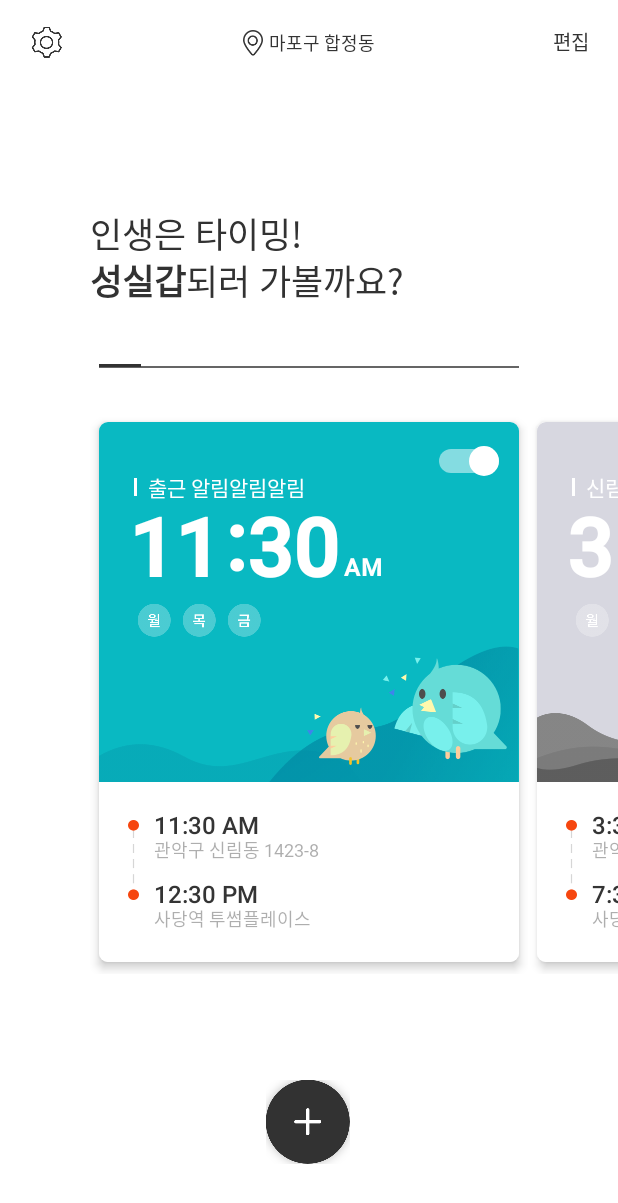
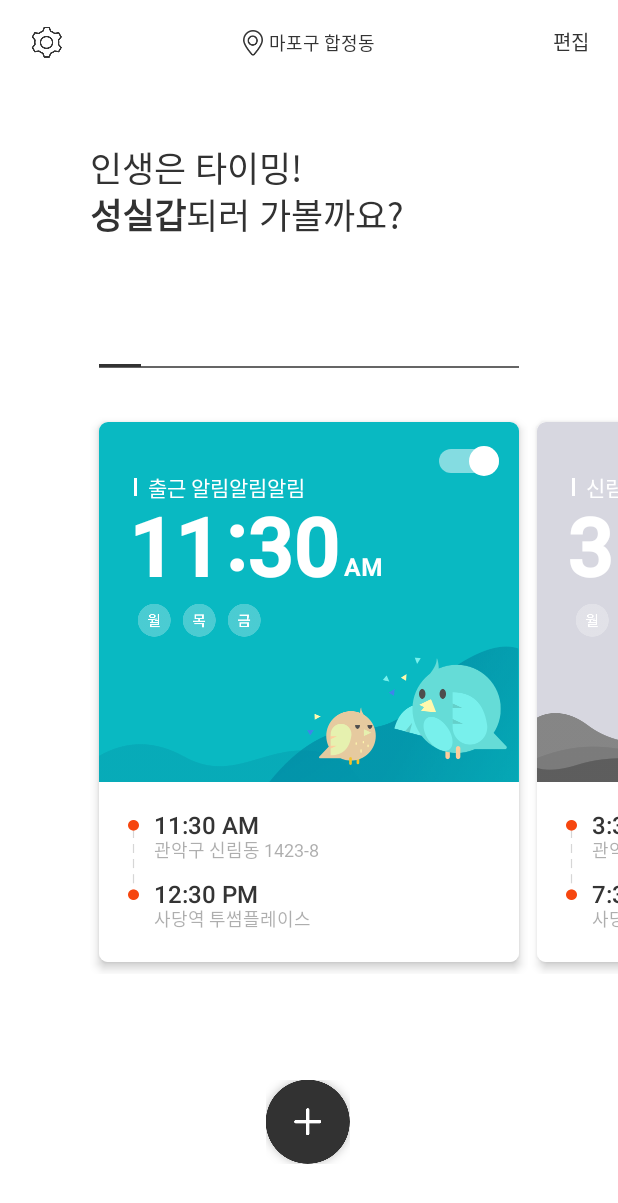
Before and after one commit to Nexters/TickTock-android, an Android app: the screen it shows after launch (CardActivity), on a phone screen of 412 x 824 dp. Shown: the top 1203 px of the screen. Run offline under Robolectric (Android 15) with nearby library versions, the phone set to English and light mode, and no system bars; our stand-ins replace Room's generated code; Roboto replaces fonts that are not available here.

Commit message:
메인 페이지 구현 완료

```diff
--- a/app/src/main/java/com/nexters/ticktock/CardActivity.kt
+++ b/app/src/main/java/com/nexters/ticktock/CardActivity.kt
@@ -208,7 +208,7 @@ class CardActivity : AppCompatActivity() {
             if (cardRecyclerViewAdapter.isEditPhase) {
                 mainEditPhaseBGtFilterImg.invisible(MAIN_TOGGLE_DURATION)
                 mainWord.visible(MAIN_TOGGLE_DURATION)
-                deleteCheckMessageText.visibility = View.INVISIBLE
+                deleteCheckMessageText.invisible(MAIN_TOGGLE_DURATION)
                 cardRecyclerViewAdapter.isEditPhase = false
             }
         }
@@ -227,8 +227,6 @@ class CardActivity : AppCompatActivity() {
                 override fun onScrolled(recyclerView: RecyclerView, dx: Int, dy: Int) {
                     val snapPosition = snapHelper.getAdapterSnapPosition()
                     val snapPositionChanged = this.snapPosition != snapPosition
-
-                    Log.d("TTTTT", "TEST")
 
                     if (snapPositionChanged) {
 
--- a/app/src/main/java/com/nexters/ticktock/dao/TickTockDatabase.kt
+++ b/app/src/main/java/com/nexters/ticktock/dao/TickTockDatabase.kt
@@ -1,25 +1,25 @@
-//package com.nexters.ticktock.dao
-//
-//import android.arch.persistence.room.Database
-//import android.arch.persistence.room.Room
-//import android.arch.persistence.room.RoomDatabase
-//import android.arch.persistence.room.TypeConverters
-//import android.content.Context
-//import com.nexters.ticktock.dao.converter.DayConverter
-//import com.nexters.ticktock.dao.converter.TickTockColorConverter
-//import com.nexters.ticktock.model.entity.Alarm
-//import com.nexters.ticktock.model.entity.Step
-//import com.nexters.ticktock.utils.SingletonHolder
-//
-//@Database(entities = [Alarm::class, Step::class], version = 1)
-//@TypeConverters(DayConverter::class, TickTockColorConverter::class)
-//abstract class TickTockDatabase : RoomDatabase() {
-//    abstract fun alarmDao(): AlarmDao
-//    abstract fun stepDao(): StepDao
-//
-//    companion object : SingletonHolder<TickTockDatabase, Context> ({
-//        Room.databaseBuilder(it.applicationContext,
-//                TickTockDatabase::class.java, "ticktock.db")
-//                .build()
-//    })
-//}
+package com.nexters.ticktock.dao
+
+import android.arch.persistence.room.Database
+import android.arch.persistence.room.Room
+import android.arch.persistence.room.RoomDatabase
+import android.arch.persistence.room.TypeConverters
+import android.content.Context
+import com.nexters.ticktock.dao.converter.DayConverter
+import com.nexters.ticktock.dao.converter.TickTockColorConverter
+import com.nexters.ticktock.model.entity.Alarm
+import com.nexters.ticktock.model.entity.Step
+import com.nexters.ticktock.utils.SingletonHolder
+
+@Database(entities = [Alarm::class, Step::class], version = 1)
+@TypeConverters(DayConverter::class, TickTockColorConverter::class)
+abstract class TickTockDatabase : RoomDatabase() {
+    abstract fun alarmDao(): AlarmDao
+    abstract fun stepDao(): StepDao
+
+    companion object : SingletonHolder<TickTockDatabase, Context> ({
+        Room.databaseBuilder(it.applicationContext,
+                TickTockDatabase::class.java, "ticktock.db")
+                .build()
+    })
+}
--- a/app/src/main/res/layout/activity_card.xml
+++ b/app/src/main/res/layout/activity_card.xml
@@ -6,10 +6,9 @@
         android:layout_width="match_parent"
         android:layout_height="match_parent"
         tools:context=".CardActivity"
-        android:background="@drawable/card_transition_drawable" android:animateLayoutChanges="true"
+        android:background="@drawable/card_transition_drawable"
         android:id="@+id/activityCardLayout"
 >
-
 
     <android.support.constraint.ConstraintLayout
             android:layout_width="0dp"
@@ -82,22 +81,9 @@
             app:layout_constraintStart_toStartOf="parent"
             app:layout_constraintBottom_toBottomOf="parent"
             android:layout_marginBottom="48dp"
-            android:layout_marginTop="612dp" app:layout_constraintHorizontal_bias="0.498"
-            app:layout_constraintTop_toTopOf="parent" app:layout_constraintVertical_bias="1.0"/>
-    <TextView
-            android:text="@string/requireNewCard"
-            android:layout_width="wrap_content"
-            android:layout_height="wrap_content" android:id="@+id/requireNewCardTxt"
-            android:layout_marginTop="86dp"
-            app:layout_constraintTop_toTopOf="parent" app:layout_constraintStart_toStartOf="parent"
-            android:textSize="24sp"
-            android:textColor="@color/colorBlack"
-            android:lineSpacingExtra="8sp"
-            android:layout_marginStart="60dp" android:visibility="invisible"
-            app:layout_constraintBottom_toBottomOf="parent" android:layout_marginBottom="568dp"
-            app:layout_constraintEnd_toEndOf="parent"
-            app:layout_constraintHorizontal_bias="0.0"
-            android:includeFontPadding="false"/>
+            app:layout_constraintHorizontal_bias="0.498"
+            app:layout_constraintVertical_bias="1.0" app:layout_constraintTop_toBottomOf="@+id/recyclerView"
+            android:layout_marginTop="40dp"/>
     <ImageView
             android:layout_width="0dp"
             android:layout_height="0dp" app:srcCompat="@drawable/new_card_img"
@@ -106,20 +92,6 @@
             app:layout_constraintEnd_toEndOf="parent"
             android:visibility="invisible" app:layout_constraintBottom_toBottomOf="parent"
             android:layout_marginBottom="237dp" android:layout_marginStart="43dp" android:layout_marginEnd="42dp"/>
-    <TextView
-            android:textSize="23sp"
-            android:textColor="#323232"
-            android:lineSpacingExtra="-3sp"
-            android:layout_width="wrap_content"
-            android:layout_height="wrap_content"
-            android:id="@+id/mainWord" android:layout_marginTop="86dp"
-            app:layout_constraintTop_toTopOf="parent" app:layout_constraintStart_toStartOf="parent"
-            android:layout_marginStart="60dp"
-            android:includeFontPadding="false"
-            android:text="@string/header1" android:fontFamily="@font/noto_sans_cjk_kr_light"
-            android:layout_marginBottom="568dp" app:layout_constraintBottom_toBottomOf="parent"
-            app:layout_constraintEnd_toEndOf="parent"
-            app:layout_constraintHorizontal_bias="0.0"/>
     <ImageView
             android:layout_width="0dp"
             android:layout_height="0dp" app:srcCompat="@color/mainEditPhaseBGColor"
@@ -127,15 +99,49 @@
             app:layout_constraintEnd_toEndOf="parent"
             app:layout_constraintStart_toStartOf="parent" app:layout_constraintBottom_toBottomOf="parent"
             android:visibility="invisible"/>
+    <android.support.constraint.ConstraintLayout
+            android:layout_width="292dp"
+            android:layout_height="wrap_content"
+            app:layout_constraintStart_toStartOf="parent"
+            app:layout_constraintEnd_toEndOf="parent"
+            app:layout_constraintTop_toTopOf="parent" android:layout_marginTop="86dp">
+
+        <TextView
+                android:text="@string/requireNewCard"
+                android:layout_width="wrap_content"
+                android:layout_height="wrap_content" android:id="@+id/requireNewCardTxt"
+                app:layout_constraintTop_toTopOf="parent" app:layout_constraintStart_toStartOf="parent"
+                android:textSize="24sp"
+                android:textColor="@color/colorBlack"
+                android:lineSpacingExtra="8sp"
+                android:visibility="invisible"
+                app:layout_constraintBottom_toBottomOf="parent"
+                app:layout_constraintEnd_toEndOf="parent"
+                app:layout_constraintHorizontal_bias="0.0"
+                android:includeFontPadding="false"/>
+        <TextView
+                android:textSize="23sp"
+                android:textColor="#323232"
+                android:lineSpacingExtra="-3sp"
+                android:layout_width="wrap_content"
+                android:layout_height="wrap_content"
+                android:id="@+id/mainWord"
+                app:layout_constraintTop_toTopOf="parent" app:layout_constraintStart_toStartOf="parent"
+                android:includeFontPadding="false"
+                android:text="@string/header1" android:fontFamily="@font/noto_sans_cjk_kr_light"
+                app:layout_constraintBottom_toBottomOf="parent"
+                app:layout_constraintEnd_toEndOf="parent"
+                app:layout_constraintHorizontal_bias="0.0"/>
         <TextView
                 android:text="@string/deleteCheckMessage"
                 android:layout_width="wrap_content"
                 android:layout_height="wrap_content"
                 android:id="@+id/deleteCheckMessageText" android:textColor="@android:color/white"
-            android:textSize="30sp" android:layout_marginTop="86dp" app:layout_constraintTop_toTopOf="parent"
-            app:layout_constraintStart_toStartOf="parent" android:layout_marginStart="60dp"
-            android:visibility="invisible" android:fontFamily="@fonts/noto_sans_cjk_kr_light"
-            app:layout_constraintBottom_toBottomOf="parent" android:layout_marginBottom="568dp"
+                android:textSize="24sp" app:layout_constraintTop_toTopOf="parent"
+                app:layout_constraintStart_toStartOf="parent"
+                android:visibility="invisible" android:fontFamily="@font/noto_sans_cjk_kr_light"
+                app:layout_constraintBottom_toBottomOf="parent"
                 app:layout_constraintEnd_toEndOf="parent" app:layout_constraintHorizontal_bias="0.0"
                 android:includeFontPadding="false"/>
     </android.support.constraint.ConstraintLayout>
+</android.support.constraint.ConstraintLayout>
--- a/app/src/main/res/values/strings.xml
+++ b/app/src/main/res/values/strings.xml
@@ -47,7 +47,7 @@
 
     <!-- card activity -->
     <string name="header1">인생은 타이밍!\n\*성실갑*\되러 가볼까요?</string>
-    <string name="deleteCheckMessage">을\n삭제하시는 게 맞나요?</string>
+    <string name="deleteCheckMessage">를\n삭제하시는 게 맞나요?</string>
     <string name="requireNewCard">*새로운 카드*를\n생성해주세요!</string>
 
 </resources>
```
Lines whose indentation alone changed are shown as unchanged.
